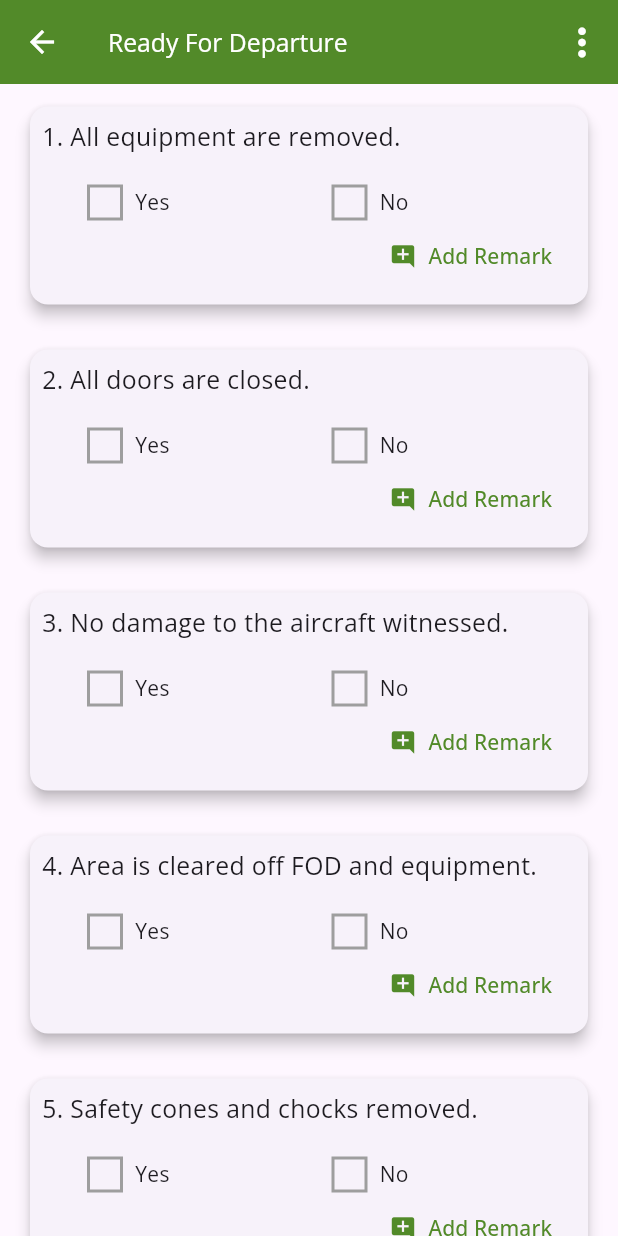
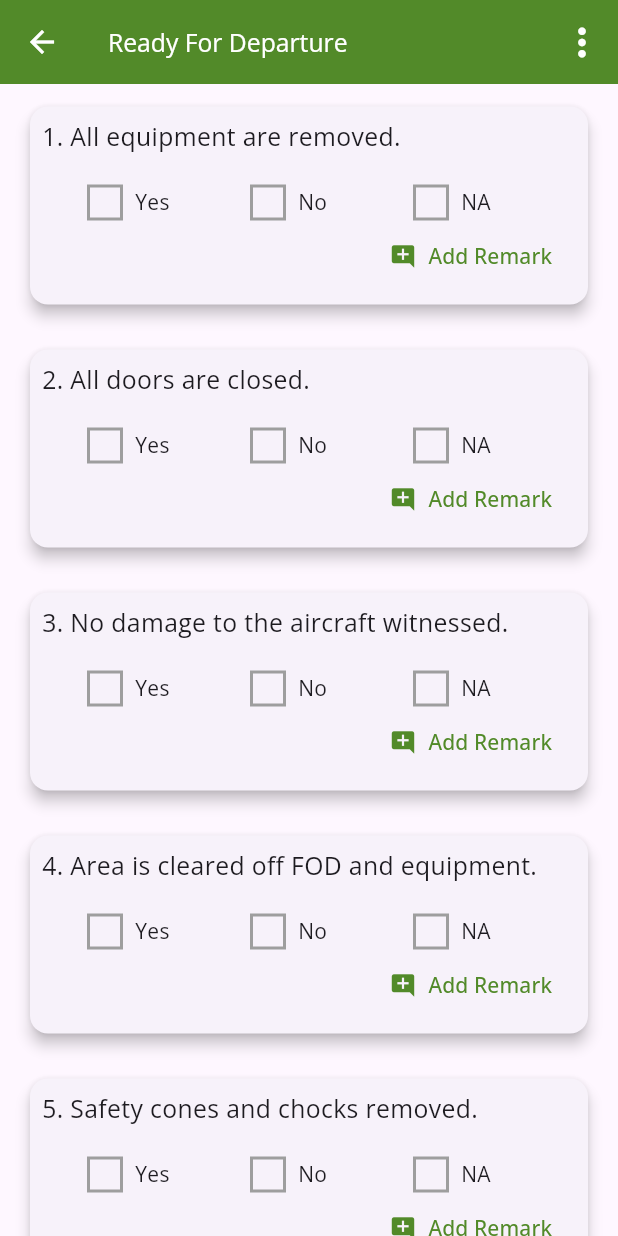
Before and after one commit to samitcruz/checklist_app, a Flutter app: the ReadyForDeparture screen opened directly with empty values, on a phone screen of 412 x 824 dp. Run offline on Flutter 3.47's test engine with Material 3 defaults, Android fonts, the phone set to English and light mode, and no system bars; our stand-ins replace get, google_fonts, image_picker.

Commit message:
Update (Null)

```diff
--- a/lib/custom/custom_checkbox.dart
+++ b/lib/custom/custom_checkbox.dart
@@ -6,6 +6,7 @@ class CustomCheckbox extends StatelessWidget {
   final ValueChanged<bool?> onChanged;
   final String label;
   final bool isNoCheckbox;
+  final bool isNaCheckbox; // New property for the grey checkbox
   final TextStyle textStyle;
 
   CustomCheckbox({
@@ -14,6 +15,7 @@ class CustomCheckbox extends StatelessWidget {
     required this.label,
     this.textStyle = const TextStyle(),
     this.isNoCheckbox = false,
+    this.isNaCheckbox = false, // Initialize the new property
   });
 
   @override
@@ -28,7 +30,11 @@ class CustomCheckbox extends StatelessWidget {
             decoration: BoxDecoration(
               shape: BoxShape.rectangle,
               border: Border.all(
-                color: value ? (isNoCheckbox ? Colors.red : Colors.green) : Colors.grey,
+                color: value
+                    ? (isNoCheckbox
+                        ? Colors.red
+                        : (isNaCheckbox ? Colors.grey : Colors.green))
+                    : Colors.grey,
                 width: 2.0,
               ),
               color: value ? Colors.transparent : Colors.transparent,
@@ -36,7 +42,9 @@ class CustomCheckbox extends StatelessWidget {
             child: value
                 ? isNoCheckbox
                     ? Icon(Icons.close, size: 20.0, color: Colors.red)
-                    : Icon(Icons.check, size: 20.0, color: Colors.green)
+                    : isNaCheckbox
+                        ? Icon(Icons.remove, size: 20.0, color: Colors.grey)
+                        : Icon(Icons.check, size: 20.0, color: Colors.green)
                 : SizedBox(width: 20.0, height: 20.0),
           ),
         ),
--- a/lib/models/checklist_item.dart
+++ b/lib/models/checklist_item.dart
@@ -7,6 +7,7 @@ class ChecklistItem {
   final String description;
   bool yes;
   bool no;
+  bool na;
   String? remarkText;
   String? remarkImagePath;
 
@@ -16,6 +17,7 @@ class ChecklistItem {
     required this.description,
     required this.yes,
     required this.no,
+    required this.na,
     this.remarkText,
     this.remarkImagePath,
   });
@@ -26,6 +28,7 @@ class ChecklistItem {
       description: json['description'],
       yes: json['yes'],
       no: json['no'],
+      na: json['na'],
       remarkText: json['remarkText'],
       remarkImagePath: json['remarkImagePath'],
     );
@@ -38,6 +41,7 @@ class ChecklistItem {
       'description': description,
       'yes': yes,
       'no': no,
+      'na': na,
       'remarkText': remarkText,
       'remarkImagePath': remarkImagePath,
     };
@@ -49,6 +53,7 @@ class ChecklistItem {
       description: description,
       yes: yes,
       no: no,
+      na: na,
       remarkText: remarkText,
       remarkImagePath: remarkImagePath,
     );
--- a/lib/models/checklist_item_dto.dart
+++ b/lib/models/checklist_item_dto.dart
@@ -7,6 +7,7 @@ class ChecklistItemCreateDto {
   final String description;
   final bool yes;
   final bool no;
+  final bool na;
   final String? remarkText;
   final String? remarkImagePath;
 
@@ -15,6 +16,7 @@ class ChecklistItemCreateDto {
     required this.description,
     required this.yes,
     required this.no,
+    required this.na,
     this.remarkText,
     this.remarkImagePath,
   });
@@ -24,6 +26,7 @@ class ChecklistItemCreateDto {
         'description': description,
         'yes': yes,
         'no': no,
+        'na': na,
         'remarkText': remarkText ?? '',
         'remarkImagePath': remarkImagePath ?? '',
       };
--- a/lib/pages/Services/api_service.dart
+++ b/lib/pages/Services/api_service.dart
@@ -7,7 +7,7 @@ import 'package:safety_check/models/checklist_item.dart';
 import 'package:safety_check/models/checklist_item_dto.dart';
 
 class ApiService {
-  static const String _baseUrl = 'https://172.20.45.91:7236/api';
+  static const String _baseUrl = 'https://172.20.45.80:7236/api';
 
   Future<List<Checklist>> getChecklists() async {
     final response = await http.get(Uri.parse('$_baseUrl/Checklist'));
@@ -71,6 +71,7 @@ class ApiService {
     request.fields['Description'] = createDto.description;
     request.fields['Yes'] = createDto.yes.toString();
     request.fields['No'] = createDto.no.toString();
+    request.fields['Na'] = createDto.na.toString();
     if (createDto.remarkText != null) {
       request.fields['RemarkText'] = createDto.remarkText!;
     } else {
--- a/lib/pages/generic_pages/ready_for_departure.dart
+++ b/lib/pages/generic_pages/ready_for_departure.dart
@@ -40,48 +40,57 @@ class _ReadyForDepartureState extends State<ReadyForDeparture> {
           checklistId: widget.checklistId,
           description: 'All equipment are removed.',
           yes: false,
-          no: false),
+          no: false,
+          na: false),
       ChecklistItem(
           checklistId: widget.checklistId,
           description: 'All doors are closed.',
           yes: false,
-          no: false),
+          no: false,
+          na: false),
       ChecklistItem(
           checklistId: widget.checklistId,
           description: 'No damage to the aircraft witnessed.',
           yes: false,
-          no: false),
+          no: false,
+          na: false),
       ChecklistItem(
           checklistId: widget.checklistId,
           description: 'Area is cleared off FOD and equipment.',
           yes: false,
-          no: false),
+          no: false,
+          na: false),
       ChecklistItem(
           checklistId: widget.checklistId,
           description: 'Safety cones and chocks removed.',
           yes: false,
-          no: false),
+          no: false,
+          na: false),
       ChecklistItem(
           checklistId: widget.checklistId,
           description: 'Pushback assistant (Headset Man) takes over.',
           yes: false,
-          no: false),
+          no: false,
+          na: false),
       ChecklistItem(
           checklistId: widget.checklistId,
           description: 'Watch blast area clearance.',
           yes: false,
-          no: false),
+          no: false,
+          na: false),
       ChecklistItem(
           checklistId: widget.checklistId,
           description: 'Wing Walkers available.',
           yes: false,
-          no: false),
+          no: false,
+          na: false),
       ChecklistItem(
           checklistId: widget.checklistId,
           description:
               'No equipment moves around & behind the aircraft while on push back.',
           yes: false,
-          no: false),
+          no: false,
+          na: false),
     ];
   }
 
@@ -211,7 +220,7 @@ class _ReadyForDepartureState extends State<ReadyForDeparture> {
 
   void _saveChecklist() async {
     for (var item in items) {
-      if (!item.yes && !item.no) {
+      if (!item.yes && !item.no && !item.na) {
         Get.snackbar(
           'Incomplete Checklist',
           'Please complete all checklist items before proceeding',
@@ -350,6 +359,7 @@ class _ReadyForDepartureState extends State<ReadyForDeparture> {
                               setState(() {
                                 item.yes = value!;
                                 item.no = !value;
+                                item.na = false;
                               });
                             },
                             label: 'Yes',
@@ -362,10 +372,26 @@ class _ReadyForDepartureState extends State<ReadyForDeparture> {
                               setState(() {
                                 item.no = value!;
                                 item.yes = !value;
+                                item.na = false;
                               });
                             },
                             label: 'No',
                             isNoCheckbox: true,
+                          ),
+                        ),
+                        Expanded(
+                          child: CustomCheckbox(
+                            value: item.na,
+                            onChanged: (bool? value) {
+                              setState(() {
+                                item.na = value!;
+                                item.yes = false;
+                                item.no = false;
+                              });
+                            },
+                            label: 'NA',
+                            isNaCheckbox:
+                                true, // Set the new property for NA state
                           ),
                         ),
                       ],
```
Also changed, not shown: lib/pages/generic_pages/aircraft_fueling.dart (+26 -5 lines), lib/pages/generic_pages/on_arrival_checks.dart (+45 -13 lines), lib/pages/generic_pages/preflight_arrivals.dart (+39 -12 lines).
